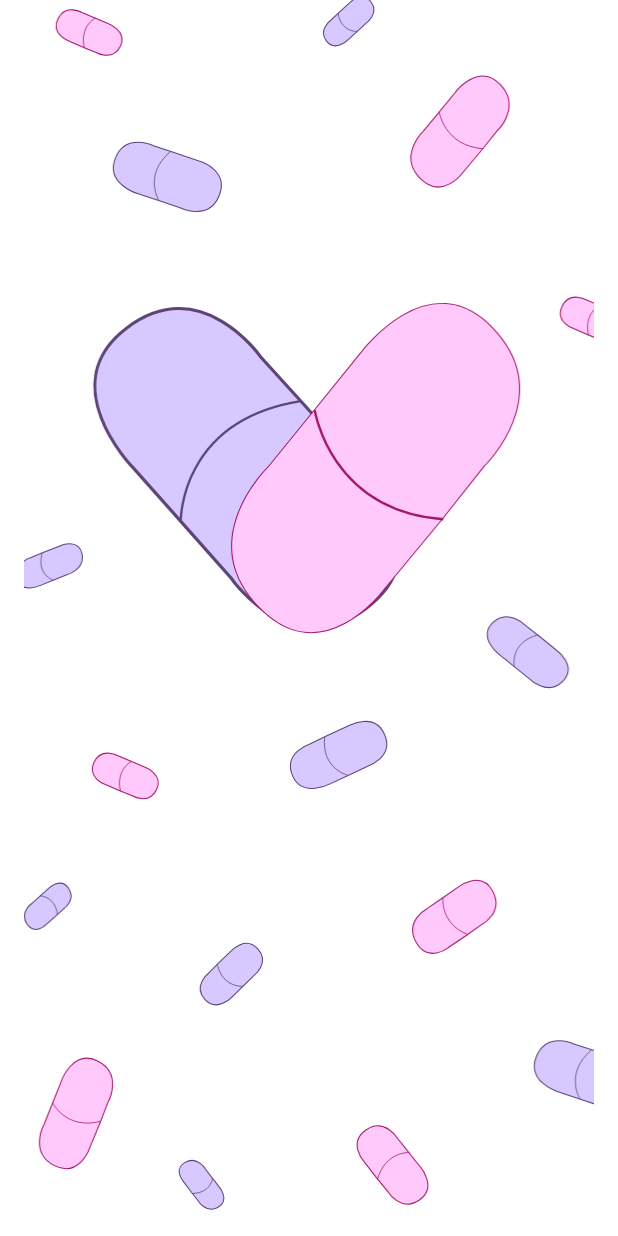
After one commit to suokiiski/Laakepaivakirja, an Android app: the SplashActivity screen opened directly, with no data from a screen before it, on a phone screen of 412 x 824 dp. The commit adds this screen. Run offline under Robolectric (Android 15) with nearby library versions, the phone set to English and light mode, and no system bars.

Commit message:
SplashScreen lisätty

```diff
--- /dev/null
+++ b/app/src/main/java/com/example/laakepaivakirja/SplashActivity.java
@@ -0,0 +1,27 @@
+package com.example.laakepaivakirja;
+
+import androidx.appcompat.app.AppCompatActivity;
+import androidx.core.os.HandlerCompat;
+
+import android.content.Intent;
+import android.os.Bundle;
+import android.os.Handler;
+import android.window.SplashScreen;
+
+public class SplashActivity extends AppCompatActivity {
+
+    @Override
+    protected void onCreate(Bundle savedInstanceState) {
+        super.onCreate(savedInstanceState);
+        setContentView(R.layout.activity_splash);
+
+        new Handler().postDelayed(new Runnable(){
+            @Override
+            public void run(){
+                startActivity(new Intent(SplashActivity.this,MainActivity.class ));
+                finish();
+            }
+        }, 2000);
+
+    }
+}
--- /dev/null
+++ b/app/src/main/res/drawable/ic_splashscreen.xml
@@ -0,0 +1,312 @@
+<vector xmlns:android="http://schemas.android.com/apk/res/android"
+    android:width="1080dp"
+    android:height="2340dp"
+    android:viewportWidth="1080"
+    android:viewportHeight="2340">
+  <path
+      android:pathData="M205.57,883.96C205.57,883.96 52.99,727.33 195.05,620.8C337.1,514.27 448.16,675.61 448.16,675.61L536.31,772.43L649.82,902.97C649.82,902.97 790.11,1045.48 648.06,1152.01C506,1258.55 393.58,1095.8 393.58,1095.8L319.07,1011.68z"
+      android:strokeLineJoin="miter"
+      android:strokeWidth="5.9591613"
+      android:fillColor="#D7C9FF"
+      android:fillType="nonZero"
+      android:strokeColor="#5E4477"
+      android:strokeLineCap="butt"/>
+  <path
+      android:pathData="M638.07,667.72C638.07,667.72 766.63,493.43 888.47,621.55C1010.31,749.67 871.43,882.95 871.43,882.95L791.1,984.5L682.04,1116.06C682.04,1116.06 565.28,1276.11 443.44,1147.99C321.6,1019.87 461.63,885.03 461.63,885.03L531.72,798.89z"
+      android:strokeLineJoin="miter"
+      android:strokeWidth="2"
+      android:fillColor="#FFC9FC"
+      android:fillType="nonZero"
+      android:strokeColor="#A51769"
+      android:strokeLineCap="butt"/>
+  <path
+      android:pathData="M550.91,776.44C550.91,776.44 579.05,966.03 794.29,983.14"
+      android:strokeLineJoin="miter"
+      android:strokeWidth="4.559901"
+      android:fillColor="#FFFFFF"
+      android:fillType="nonZero"
+      android:fillAlpha="0"
+      android:strokeColor="#A51769"
+      android:strokeLineCap="butt"/>
+  <path
+      android:pathData="M297.26,986.37C297.26,986.37 294.53,796.83 523.84,759.47"
+      android:strokeLineJoin="miter"
+      android:strokeWidth="4.424898"
+      android:fillColor="#FFFFFF"
+      android:fillType="nonZero"
+      android:fillAlpha="0"
+      android:strokeColor="#5E4477"
+      android:strokeLineCap="butt"/>
+  <path
+      android:pathData="M216.66,366.78C216.66,366.78 153.83,348.85 173.18,299.74C192.53,250.64 245.61,276.02 245.61,276.02L282.89,288.03L331.81,305.02C331.81,305.02 389.35,321.11 369.99,370.22C350.64,419.32 297,393.77 297,393.77L265.14,383.03z"
+      android:strokeLineJoin="miter"
+      android:strokeWidth="2"
+      android:fillColor="#D7C9FF"
+      android:fillType="nonZero"
+      android:strokeColor="#5E4477"
+      android:strokeLineCap="butt"/>
+  <path
+      android:pathData="M816.43,175.53C816.43,175.53 860.32,116.74 901.91,159.81C943.51,202.89 896.1,247.87 896.1,247.87L868.67,282.13L831.45,326.51C831.45,326.51 791.59,380.49 749.99,337.42C708.4,294.34 756.2,248.84 756.2,248.84L780.13,219.78z"
+      android:strokeLineJoin="miter"
+      android:strokeWidth="1.9997"
+      android:fillColor="#FFC9FC"
+      android:fillType="nonZero"
+      android:strokeColor="#A51769"
+      android:strokeLineCap="butt"/>
+  <path
+      android:pathData="M786.72,212.15C786.72,212.15 796.31,275.97 869.72,281.73"
+      android:strokeLineJoin="miter"
+      android:strokeWidth="1.545"
+      android:fillColor="#FFFFFF"
+      android:fillType="nonZero"
+      android:fillAlpha="0"
+      android:strokeColor="#A51769"
+      android:strokeLineCap="butt"/>
+  <path
+      android:pathData="M255.68,379.57C255.68,379.57 225.63,330.83 277.76,286.71"
+      android:strokeLineJoin="miter"
+      android:strokeWidth="1.5"
+      android:fillColor="#FFFFFF"
+      android:fillType="nonZero"
+      android:fillAlpha="0"
+      android:strokeColor="#5E4477"
+      android:strokeLineCap="butt"/>
+  <path
+      android:pathData="M227.74,1451.63C227.74,1451.63 265.66,1465.49 251.17,1495.06C236.69,1524.63 205.19,1506.57 205.19,1506.57L182.76,1497.49L153.39,1484.82C153.39,1484.82 118.65,1472.32 133.13,1442.75C147.61,1413.19 179.46,1431.37 179.46,1431.37L198.61,1439.43z"
+      android:strokeLineJoin="miter"
+      android:strokeWidth="2"
+      android:fillColor="#FFC9FC"
+      android:fillType="nonZero"
+      android:strokeColor="#A51769"
+      android:strokeLineCap="butt"/>
+  <path
+      android:pathData="M203.71,1441.55C203.71,1441.55 173.17,1457.3 183.09,1498.17"
+      android:strokeLineJoin="miter"
+      android:strokeWidth="1.5"
+      android:fillColor="#FFFFFF"
+      android:fillType="nonZero"
+      android:fillAlpha="0"
+      android:strokeColor="#A51769"
+      android:strokeLineCap="butt"/>
+  <path
+      android:pathData="M902.08,1240.77C902.08,1240.77 858.4,1208.76 887.41,1179.43C916.43,1150.11 950.42,1184.5 950.42,1184.5L975.95,1204.48L1009.1,1231.58C1009.1,1231.58 1049.2,1260.67 1020.18,1289.99C991.17,1319.32 956.79,1284.64 956.79,1284.64L935.1,1267.21z"
+      android:strokeLineJoin="miter"
+      android:strokeWidth="2"
+      android:fillColor="#D7C9FF"
+      android:fillType="nonZero"
+      android:strokeColor="#5E4477"
+      android:strokeLineCap="butt"/>
+  <path
+      android:pathData="M928.84,1261.72C928.84,1261.72 919.26,1217.77 972.28,1202.04"
+      android:strokeLineJoin="miter"
+      android:strokeWidth="1.5"
+      android:fillColor="#FFFFFF"
+      android:fillType="nonZero"
+      android:fillAlpha="0"
+      android:strokeColor="#5E4477"
+      android:strokeLineCap="butt"/>
+  <path
+      android:pathData="M614.73,74.57C614.73,74.57 589.92,99.55 573.04,77.95C556.16,56.36 581.72,37.85 581.72,37.85L597.06,23.38L617.74,4.69C617.74,4.69 640.32,-18.27 657.19,3.33C674.07,24.93 648.29,43.65 648.29,43.65L634.96,55.9z"
+      android:strokeLineJoin="miter"
+      android:strokeWidth="2"
+      android:fillColor="#D7C9FF"
+      android:fillType="nonZero"
+      android:strokeColor="#5E4477"
+      android:strokeLineCap="butt"/>
+  <path
+      android:pathData="M630.94,59.47C630.94,59.47 600.95,61.18 595.04,25.43"
+      android:strokeLineJoin="miter"
+      android:strokeWidth="1.5"
+      android:fillColor="#FFFFFF"
+      android:fillType="nonZero"
+      android:fillAlpha="0"
+      android:strokeColor="#5E4477"
+      android:strokeLineCap="butt"/>
+  <path
+      android:pathData="M395.46,1886.47C395.46,1886.47 366.01,1918.22 342.62,1891.99C319.24,1865.76 350.2,1842.02 350.2,1842.02L368.49,1823.6L393.22,1799.79C393.22,1799.79 420,1770.62 443.38,1796.85C466.77,1823.08 435.54,1847.1 435.54,1847.1L419.62,1862.7z"
+      android:strokeLineJoin="miter"
+      android:strokeWidth="2"
+      android:fillColor="#D7C9FF"
+      android:fillType="nonZero"
+      android:strokeColor="#5E4477"
+      android:strokeLineCap="butt"/>
+  <path
+      android:pathData="M414.55,1867.23C414.55,1867.23 376.94,1870.31 366.39,1826.21"
+      android:strokeLineJoin="miter"
+      android:strokeWidth="1.5"
+      android:fillColor="#FFFFFF"
+      android:fillType="nonZero"
+      android:fillAlpha="0"
+      android:strokeColor="#5E4477"
+      android:strokeLineCap="butt"/>
+  <path
+      android:pathData="M750.06,2208.37C750.06,2208.37 784.44,2247.67 749.1,2271.88C713.75,2296.09 689.35,2256.08 689.35,2256.08L669.57,2231.85L644.17,2199.24C644.17,2199.24 612.54,2163.47 647.88,2139.26C683.23,2115.05 707.94,2155.41 707.94,2155.41L724.63,2176.44z"
+      android:strokeLineJoin="miter"
+      android:strokeWidth="2"
+      android:fillColor="#FFC9FC"
+      android:fillType="nonZero"
+      android:strokeColor="#A51769"
+      android:strokeLineCap="butt"/>
+  <path
+      android:pathData="M729,2181.94C729,2181.94 684.23,2180.25 669.62,2232.92"
+      android:strokeLineJoin="miter"
+      android:strokeWidth="1.5"
+      android:fillColor="#FFFFFF"
+      android:fillType="nonZero"
+      android:fillAlpha="0"
+      android:strokeColor="#A51769"
+      android:strokeLineCap="butt"/>
+  <path
+      android:pathData="M822.36,1679.42C822.36,1679.42 865.82,1646.05 887.82,1687.11C909.83,1728.18 866.48,1750.6 866.48,1750.6L839.81,1769.63L804.01,1793.9C804.01,1793.9 764.42,1824.65 742.42,1783.58C720.41,1742.51 764.15,1719.8 764.15,1719.8L787.26,1703.8z"
+      android:strokeLineJoin="miter"
+      android:strokeWidth="2"
+      android:fillColor="#FFC9FC"
+      android:fillType="nonZero"
+      android:strokeColor="#A51769"
+      android:strokeLineCap="butt"/>
+  <path
+      android:pathData="M793.64,1700.03C793.64,1700.03 788.24,1748.64 840.58,1769.23"
+      android:strokeLineJoin="miter"
+      android:strokeWidth="1.5"
+      android:fillColor="#FFFFFF"
+      android:fillType="nonZero"
+      android:fillAlpha="0"
+      android:strokeColor="#A51769"
+      android:strokeLineCap="butt"/>
+  <path
+      android:pathData="M31.58,1108.25C31.58,1108.25 -6.24,1125.5 -13.5,1095.28C-20.77,1065.06 14.73,1055.16 14.73,1055.16L37.65,1045.55L68.14,1033.5C68.14,1033.5 102.66,1017.56 109.93,1047.78C117.19,1078 81.36,1088.05 81.36,1088.05L61.6,1096.04z"
+      android:strokeLineJoin="miter"
+      android:strokeWidth="2"
+      android:fillColor="#D7C9FF"
+      android:fillType="nonZero"
+      android:strokeColor="#5E4477"
+      android:strokeLineCap="butt"/>
+  <path
+      android:pathData="M55.72,1098.14C55.72,1098.14 23.61,1088.4 34.54,1047.26"
+      android:strokeLineJoin="miter"
+      android:strokeWidth="1.5"
+      android:fillColor="#FFFFFF"
+      android:fillType="nonZero"
+      android:fillAlpha="0"
+      android:strokeColor="#5E4477"
+      android:strokeLineCap="butt"/>
+  <path
+      android:pathData="M70.72,2047.72C70.72,2047.72 92.8,1984.35 140.54,2009.2C188.28,2034.06 159.4,2086.59 159.4,2086.59L144.93,2124.06L124.71,2173.1C124.71,2173.1 104.81,2231.17 57.07,2206.32C9.34,2181.46 38.42,2128.36 38.42,2128.36L51.26,2096.38z"
+      android:strokeLineJoin="miter"
+      android:strokeWidth="2"
+      android:fillColor="#FFC9FC"
+      android:fillType="nonZero"
+      android:strokeColor="#A51769"
+      android:strokeLineCap="butt"/>
+  <path
+      android:pathData="M54.96,2088.38C54.96,2088.38 80.07,2139.48 145.72,2122.96"
+      android:strokeLineJoin="miter"
+      android:strokeWidth="1.5"
+      android:fillColor="#FFFFFF"
+      android:fillType="nonZero"
+      android:fillAlpha="0"
+      android:strokeColor="#A51769"
+      android:strokeLineCap="butt"/>
+  <path
+      android:pathData="M159.33,44.33C159.33,44.33 197.25,58.19 182.76,87.76C168.28,117.33 136.78,99.27 136.78,99.27L114.35,90.19L84.98,77.52C84.98,77.52 50.24,65.02 64.72,35.45C79.2,5.89 111.05,24.07 111.05,24.07L130.2,32.13z"
+      android:strokeLineJoin="miter"
+      android:strokeWidth="2"
+      android:fillColor="#FFC9FC"
+      android:fillType="nonZero"
+      android:strokeColor="#A51769"
+      android:strokeLineCap="butt"/>
+  <path
+      android:pathData="M135.31,34.25C135.31,34.25 104.77,50 114.69,90.87"
+      android:strokeLineJoin="miter"
+      android:strokeWidth="1.5"
+      android:fillColor="#FFFFFF"
+      android:fillType="nonZero"
+      android:fillAlpha="0"
+      android:strokeColor="#A51769"
+      android:strokeLineCap="butt"/>
+  <path
+      android:pathData="M579.87,1484.07C579.87,1484.07 527.07,1511.75 508.77,1468.49C490.47,1425.23 541.56,1408.37 541.56,1408.37L573.76,1392.81L616.8,1373.19C616.8,1373.19 664.95,1347.64 683.25,1390.9C701.54,1434.16 649.98,1451.27 649.98,1451.27L622.15,1464.26z"
+      android:strokeLineJoin="miter"
+      android:strokeWidth="2"
+      android:fillColor="#D7C9FF"
+      android:fillType="nonZero"
+      android:strokeColor="#5E4477"
+      android:strokeLineCap="butt"/>
+  <path
+      android:pathData="M613.71,1467.82C613.71,1467.82 563.09,1455.75 569.59,1395.32"
+      android:strokeLineJoin="miter"
+      android:strokeWidth="1.5"
+      android:fillColor="#FFFFFF"
+      android:fillType="nonZero"
+      android:fillAlpha="0"
+      android:strokeColor="#5E4477"
+      android:strokeLineCap="butt"/>
+  <path
+      android:pathData="M1013.84,2067.73C1013.84,2067.73 951.01,2049.8 970.36,2000.69C989.71,1951.59 1042.79,1976.97 1042.79,1976.97L1080.07,1988.98L1128.99,2005.97C1128.99,2005.97 1186.53,2022.06 1167.17,2071.17C1147.82,2120.27 1094.18,2094.72 1094.18,2094.72L1062.32,2083.98z"
+      android:strokeLineJoin="miter"
+      android:strokeWidth="2"
+      android:fillColor="#D7C9FF"
+      android:fillType="nonZero"
+      android:strokeColor="#5E4477"
+      android:strokeLineCap="butt"/>
+  <path
+      android:pathData="M1052.86,2080.53C1052.86,2080.53 1022.81,2031.79 1074.94,1987.67"
+      android:strokeLineJoin="miter"
+      android:strokeWidth="1.5"
+      android:fillColor="#FFFFFF"
+      android:fillType="nonZero"
+      android:fillAlpha="0"
+      android:strokeColor="#5E4477"
+      android:strokeLineCap="butt"/>
+  <path
+      android:pathData="M1114.01,588.32C1114.01,588.32 1151.93,602.18 1137.44,631.75C1122.96,661.32 1091.46,643.26 1091.46,643.26L1069.03,634.18L1039.66,621.51C1039.66,621.51 1004.92,609.01 1019.4,579.44C1033.88,549.88 1065.73,568.06 1065.73,568.06L1084.88,576.12z"
+      android:strokeLineJoin="miter"
+      android:strokeWidth="2"
+      android:fillColor="#FFC9FC"
+      android:fillType="nonZero"
+      android:strokeColor="#A51769"
+      android:strokeLineCap="butt"/>
+  <path
+      android:pathData="M1089.99,578.24C1089.99,578.24 1059.45,593.99 1069.37,634.86"
+      android:strokeLineJoin="miter"
+      android:strokeWidth="1.5"
+      android:fillColor="#FFFFFF"
+      android:fillType="nonZero"
+      android:fillAlpha="0"
+      android:strokeColor="#A51769"
+      android:strokeLineCap="butt"/>
+  <path
+      android:pathData="M369.84,2247.03C369.84,2247.03 391.2,2272.38 367.98,2285.43C344.76,2298.47 329.83,2273.15 329.83,2273.15L317.57,2257.58L301.86,2236.69C301.86,2236.69 282.19,2213.6 305.42,2200.56C328.64,2187.51 343.76,2213.06 343.76,2213.06L354.09,2226.55z"
+      android:strokeLineJoin="miter"
+      android:strokeWidth="2"
+      android:fillColor="#D7C9FF"
+      android:fillType="nonZero"
+      android:strokeColor="#5E4477"
+      android:strokeLineCap="butt"/>
+  <path
+      android:pathData="M357.12,2230.62C357.12,2230.62 354.98,2258.11 319.26,2259.6"
+      android:strokeLineJoin="miter"
+      android:strokeWidth="1.5"
+      android:fillColor="#FFFFFF"
+      android:fillType="nonZero"
+      android:fillAlpha="0"
+      android:strokeColor="#5E4477"
+      android:strokeLineCap="butt"/>
+  <path
+      android:pathData="M46.39,1682.38C46.39,1682.38 69.66,1659.46 84.64,1681.63C99.63,1703.8 75.82,1720.33 75.82,1720.33L61.46,1733.55L42.12,1750.55C42.12,1750.55 20.94,1771.62 5.96,1749.45C-9.03,1727.29 14.99,1710.56 14.99,1710.56L27.46,1699.39z"
+      android:strokeLineJoin="miter"
+      android:strokeWidth="2"
+      android:fillColor="#D7C9FF"
+      android:fillType="nonZero"
+      android:strokeColor="#5E4477"
+      android:strokeLineCap="butt"/>
+  <path
+      android:pathData="M30.87,1696.09C30.87,1696.09 58.96,1696.31 63.71,1731.65"
+      android:strokeLineJoin="miter"
+      android:strokeWidth="1.5"
+      android:fillColor="#FFFFFF"
+      android:fillType="nonZero"
+      android:fillAlpha="0"
+      android:strokeColor="#5E4477"
+      android:strokeLineCap="butt"/>
+</vector>
--- /dev/null
+++ b/app/src/main/res/layout/activity_splash.xml
@@ -0,0 +1,20 @@
+<?xml version="1.0" encoding="utf-8"?>
+<androidx.constraintlayout.widget.ConstraintLayout xmlns:android="http://schemas.android.com/apk/res/android"
+    xmlns:app="http://schemas.android.com/apk/res-auto"
+    xmlns:tools="http://schemas.android.com/tools"
+    android:layout_width="match_parent"
+    android:layout_height="match_parent"
+    tools:context=".SplashActivity"
+    android:background="@color/white">
+
+    <ImageView
+        android:id="@+id/imageView"
+        android:layout_width="wrap_content"
+        android:layout_height="wrap_content"
+        android:background="#00FFFFFF"
+        app:layout_constraintBottom_toBottomOf="parent"
+        app:layout_constraintEnd_toEndOf="parent"
+        app:layout_constraintStart_toStartOf="parent"
+        app:layout_constraintTop_toTopOf="parent"
+        app:srcCompat="@drawable/ic_splashscreen" />
+</androidx.constraintlayout.widget.ConstraintLayout>
--- a/app/src/main/res/values/ic_launcher_background.xml
+++ b/app/src/main/res/values/ic_launcher_background.xml
@@ -1,4 +1,5 @@
 <?xml version="1.0" encoding="utf-8"?>
 <resources>
     <color name="ic_launcher_background">#FFFFFF</color>
+
 </resources>
--- a/app/src/main/res/values/themes.xml
+++ b/app/src/main/res/values/themes.xml
@@ -1,9 +1,9 @@
 <resources xmlns:tools="http://schemas.android.com/tools">
     <!-- Base application theme. -->
-    <style name="Theme.Laakepaivakirja" parent="Theme.MaterialComponents.DayNight.DarkActionBar">
+    <style name="Theme.Laakepaivakirja" parent="Theme.MaterialComponents.DayNight.NoActionBar">
         <!-- Primary brand color. -->
-        <item name="colorPrimary">@color/purple_500</item>
-        <item name="colorPrimaryVariant">@color/purple_700</item>
+        <item name="colorPrimary">@color/purple_200</item>
+        <item name="colorPrimaryVariant">#50436E</item>
         <item name="colorOnPrimary">@color/white</item>
         <!-- Secondary brand color. -->
         <item name="colorSecondary">@color/teal_200</item>
@@ -13,4 +13,5 @@
         <item name="android:statusBarColor" tools:targetApi="l">?attr/colorPrimaryVariant</item>
         <!-- Customize your theme here. -->
     </style>
+
 </resources>
```
Also changed, not shown: app/src/main/AndroidManifest.xml (+9 -3 lines).
